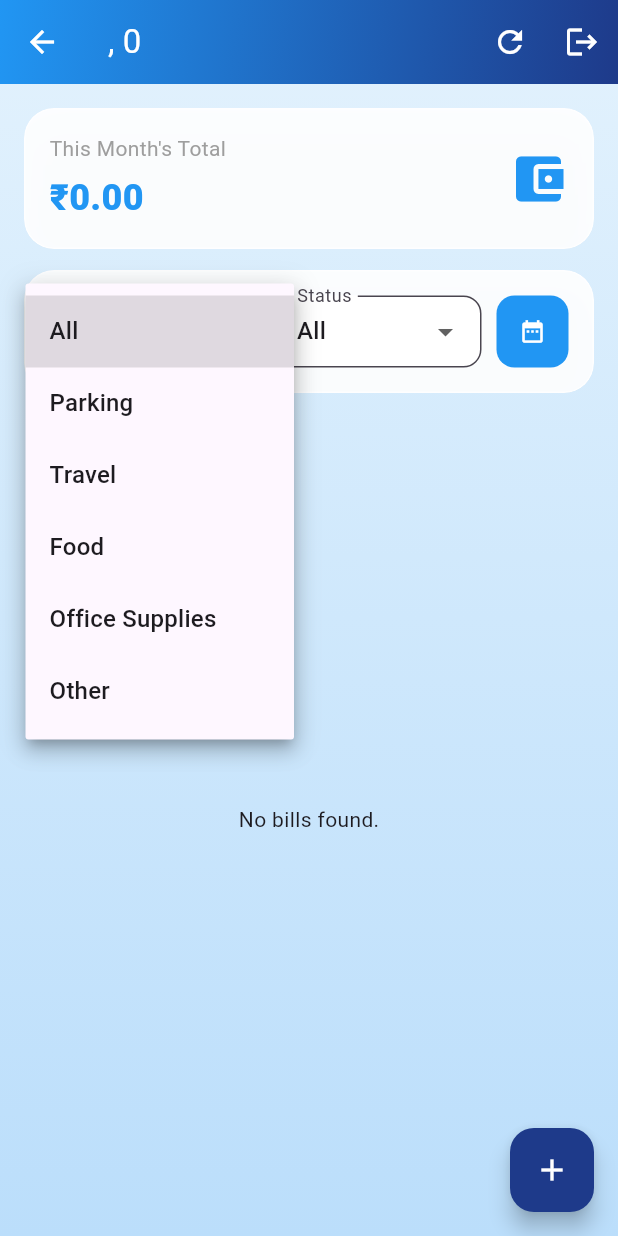
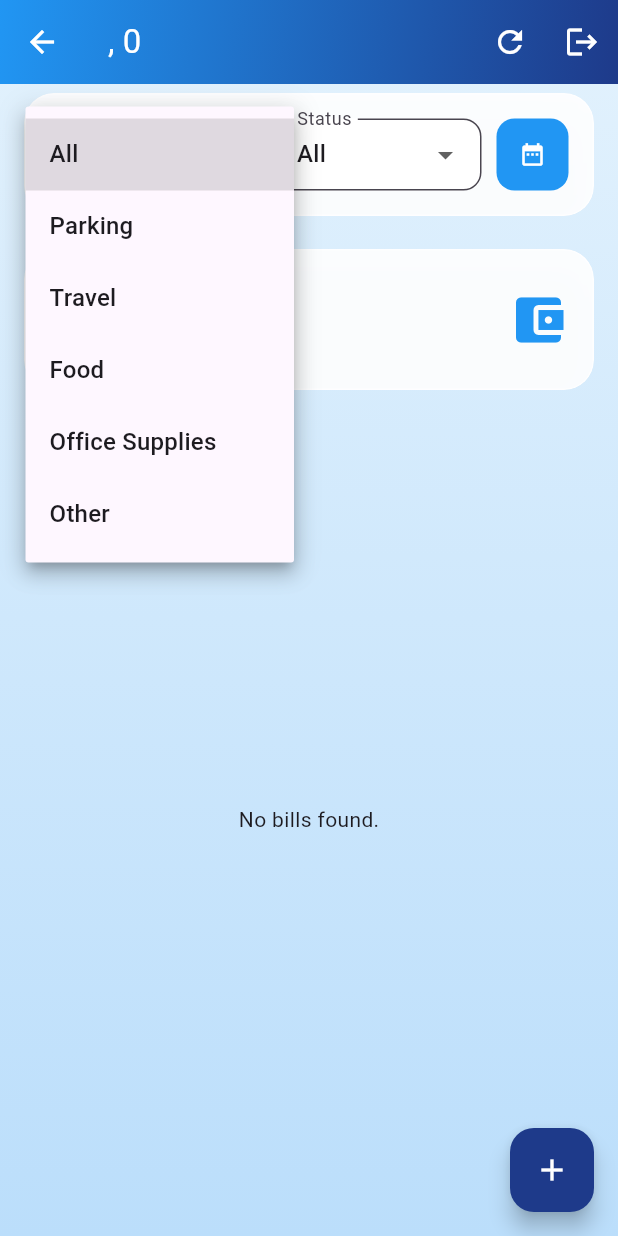
Before and after one commit to aryan-chanana/bills_reimbursement, a Flutter app: the UserDashboard screen opened by its route, after a tap on the "add" icon, after a tap on "All", on a phone screen of 412 x 824 dp. Run offline on Flutter 3.47's test engine with Material 3 defaults, Android fonts, the phone set to English and light mode, and no system bars; our stand-ins replace flutter_native_splash, image_picker, pdf, permission_handler, shared_preferences, table_calendar; missing offline and left inert: dart:html, excel, file_saver, google_mlkit_text_recognition; accounts and stored records are empty.

Commit message:
fix by hidayat - total not coming

```diff
--- a/flutter_application/lib/screens/user_dashboard.dart
+++ b/flutter_application/lib/screens/user_dashboard.dart
@@ -185,6 +185,8 @@ class _UserDashboardState extends State<UserDashboard> {
 
   @override
   Widget build(BuildContext context) {
+    final totalAmt = _filteredBills.fold<double>(0.0, (sum, b) => sum + b.amount);
+
     return Scaffold(
       extendBodyBehindAppBar: true,
       appBar: AppBar(
@@ -225,25 +227,6 @@ class _UserDashboardState extends State<UserDashboard> {
         child: SafeArea(
           child: Column(
             children: [
-              // Monthly total (glass)
-              Padding(
-                padding: const EdgeInsets.fromLTRB(16, 16, 16, 8),
-                child: _glassCard(
-                  child: Row(
-                    mainAxisAlignment: MainAxisAlignment.spaceBetween,
-                    children: [
-                      Column(crossAxisAlignment: CrossAxisAlignment.start, children: [
-                        const Text("This Month's Total", style: TextStyle(fontSize: 14, color: Colors.grey)),
-                        const SizedBox(height: 6),
-                        Text('₹${_monthlyTotal.toStringAsFixed(2)}',
-                            style: TextStyle(fontSize: 24, fontWeight: FontWeight.w800, color: kPrimaryBlue)),
-                      ]),
-                      Icon(Icons.account_balance_wallet, size: 40, color: kPrimaryBlue),
-                    ],
-                  ),
-                ),
-              ),
-
               // Filters (glass)
               Padding(
                 padding: const EdgeInsets.symmetric(horizontal: 16, vertical: 6),
@@ -299,6 +282,25 @@ class _UserDashboardState extends State<UserDashboard> {
                           child: const Icon(Icons.date_range, color: Colors.white),
                         ),
                       ),
+                    ],
+                  ),
+                ),
+              ),
+
+              // Monthly total (glass)
+              Padding(
+                padding: const EdgeInsets.fromLTRB(16, 16, 16, 8),
+                child: _glassCard(
+                  child: Row(
+                    mainAxisAlignment: MainAxisAlignment.spaceBetween,
+                    children: [
+                      Column(crossAxisAlignment: CrossAxisAlignment.start, children: [
+                        const Text("Total", style: TextStyle(fontSize: 14, color: Colors.grey)),
+                        const SizedBox(height: 6),
+                        Text('₹${totalAmt.toStringAsFixed(2)}',
+                            style: TextStyle(fontSize: 24, fontWeight: FontWeight.w800, color: kPrimaryBlue)),
+                      ]),
+                      Icon(Icons.account_balance_wallet, size: 40, color: kPrimaryBlue),
                     ],
                   ),
                 ),
--- a/flutter_application/lib/services/connectivity_service.dart
+++ b/flutter_application/lib/services/connectivity_service.dart
@@ -18,7 +18,6 @@ class ConnectivityService {
   }
 
   static Future<bool> isServerAlive() async {
-    debugPrint("Entered is server alive");
     try {
       final client = http.Client();
       final request = http.Request(
```
